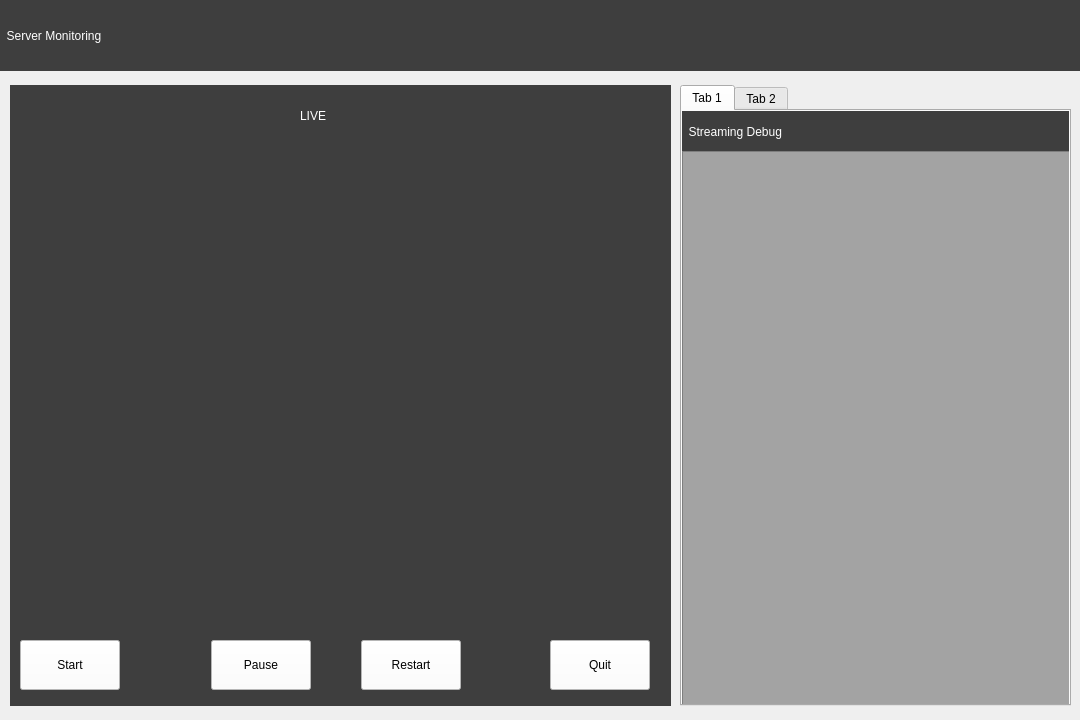
The window that highpassQ/videostream.ui (VedaHighPass/veda-qt-highpass-server) describes before a commit, drawn with Qt 5.
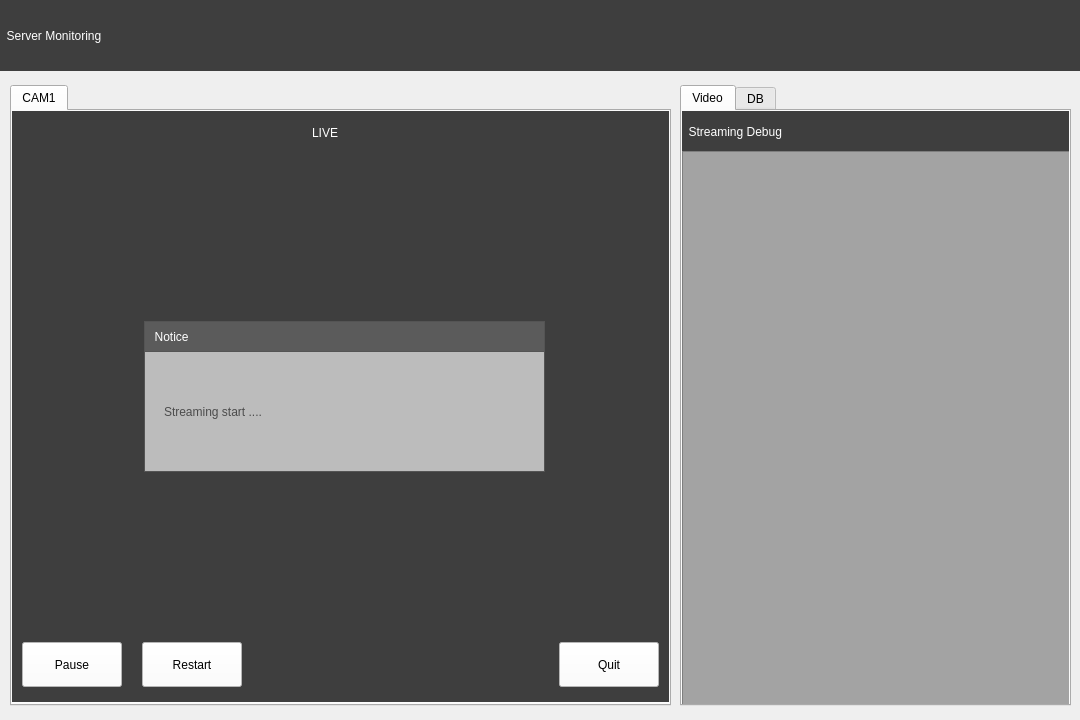
The same window after the commit. The open tabs and pages were chosen to show the change. Icons and pictures are not drawn.

```diff
--- a/highpassQ/videostream.ui
+++ b/highpassQ/videostream.ui
@@ -16,162 +16,6 @@
   <property name="styleSheet">
    <string notr="true"/>
   </property>
-  <widget class="QLabel" name="video_label">
-   <property name="geometry">
-    <rect>
-     <x>20</x>
-     <y>140</y>
-     <width>640</width>
-     <height>480</height>
-    </rect>
-   </property>
-   <property name="minimumSize">
-    <size>
-     <width>640</width>
-     <height>480</height>
-    </size>
-   </property>
-   <property name="maximumSize">
-    <size>
-     <width>640</width>
-     <height>480</height>
-    </size>
-   </property>
-   <property name="sizeIncrement">
-    <size>
-     <width>640</width>
-     <height>480</height>
-    </size>
-   </property>
-   <property name="baseSize">
-    <size>
-     <width>640</width>
-     <height>480</height>
-    </size>
-   </property>
-   <property name="styleSheet">
-    <string notr="true">background-image:url(:/images/videostreamback.png)</string>
-   </property>
-   <property name="text">
-    <string/>
-   </property>
-  </widget>
-  <widget class="QPushButton" name="startBtn">
-   <property name="geometry">
-    <rect>
-     <x>20</x>
-     <y>640</y>
-     <width>100</width>
-     <height>50</height>
-    </rect>
-   </property>
-   <property name="minimumSize">
-    <size>
-     <width>100</width>
-     <height>50</height>
-    </size>
-   </property>
-   <property name="maximumSize">
-    <size>
-     <width>100</width>
-     <height>50</height>
-    </size>
-   </property>
-   <property name="styleSheet">
-    <string notr="true">font: bold 9pt &quot;Sans Serif&quot;;
-background-color: rgb(255, 255, 255);</string>
-   </property>
-   <property name="text">
-    <string>Start</string>
-   </property>
-  </widget>
-  <widget class="QPushButton" name="pauseBtn">
-   <property name="geometry">
-    <rect>
-     <x>211</x>
-     <y>640</y>
-     <width>100</width>
-     <height>50</height>
-    </rect>
-   </property>
-   <property name="minimumSize">
-    <size>
-     <width>100</width>
-     <height>50</height>
-    </size>
-   </property>
-   <property name="maximumSize">
-    <size>
-     <width>100</width>
-     <height>50</height>
-    </size>
-   </property>
-   <property name="styleSheet">
-    <string notr="true">font: bold 9pt &quot;Sans Serif&quot;;
-background-color: rgb(255, 255, 255);</string>
-   </property>
-   <property name="text">
-    <string>Pause</string>
-   </property>
-  </widget>
-  <widget class="QPushButton" name="restartBtn">
-   <property name="geometry">
-    <rect>
-     <x>361</x>
-     <y>640</y>
-     <width>100</width>
-     <height>50</height>
-    </rect>
-   </property>
-   <property name="minimumSize">
-    <size>
-     <width>100</width>
-     <height>50</height>
-    </size>
-   </property>
-   <property name="maximumSize">
-    <size>
-     <width>100</width>
-     <height>50</height>
-    </size>
-   </property>
-   <property name="styleSheet">
-    <string notr="true">font: bold 9pt &quot;Sans Serif&quot;;
-background-color: rgb(255, 255, 255);</string>
-   </property>
-   <property name="text">
-    <string>Restart</string>
-   </property>
-  </widget>
-  <widget class="QPushButton" name="quitBtn">
-   <property name="geometry">
-    <rect>
-     <x>550</x>
-     <y>640</y>
-     <width>100</width>
-     <height>50</height>
-    </rect>
-   </property>
-   <property name="minimumSize">
-    <size>
-     <width>100</width>
-     <height>50</height>
-    </size>
-   </property>
-   <property name="maximumSize">
-    <size>
-     <width>100</width>
-     <height>50</height>
-    </size>
-   </property>
-   <property name="styleSheet">
-    <string notr="true">font: bold 9pt &quot;Sans Serif&quot;;
-background-color: rgb(255, 255, 255);</string>
-   </property>
-   <property name="text">
-    <string>Quit</string>
-   </property>
-  </widget>
   <widget class="QTabWidget" name="tabWidget">
    <property name="geometry">
     <rect>
@@ -189,7 +33,7 @@
    </property>
    <widget class="QWidget" name="video">
     <attribute name="title">
-     <string>Tab 1</string>
+     <string>Video</string>
     </attribute>
     <widget class="QLabel" name="label_2">
      <property name="geometry">
@@ -236,7 +80,7 @@
    </widget>
    <widget class="QWidget" name="DB">
     <attribute name="title">
-     <string>Tab 2</string>
+     <string>DB</string>
     </attribute>
     <widget class="QLabel" name="label">
      <property name="geometry">
@@ -385,7 +229,7 @@
     <string>  Server Monitoring</string>
    </property>
   </widget>
-  <widget class="QLabel" name="label_4">
+  <widget class="QTabWidget" name="tabWidget_2">
    <property name="geometry">
     <rect>
      <x>10</x>
@@ -394,30 +238,321 @@
      <height>621</height>
     </rect>
    </property>
-   <property name="styleSheet">
-    <string notr="true">background-color: rgb(62, 62, 62);</string>
+   <property name="currentIndex">
+    <number>0</number>
    </property>
-   <property name="text">
-    <string/>
+   <property name="movable">
+    <bool>true</bool>
    </property>
-  </widget>
-  <widget class="QLabel" name="label_5">
-   <property name="geometry">
-    <rect>
-     <x>300</x>
-     <y>100</y>
-     <width>81</width>
-     <height>31</height>
-    </rect>
-   </property>
-   <property name="styleSheet">
-    <string notr="true">color:rgb(255, 255, 255);
+   <widget class="QWidget" name="CAM1">
+    <attribute name="title">
+     <string>CAM1</string>
+    </attribute>
+    <widget class="QPushButton" name="pauseBtn">
+     <property name="geometry">
+      <rect>
+       <x>10</x>
+       <y>531</y>
+       <width>100</width>
+       <height>45</height>
+      </rect>
+     </property>
+     <property name="minimumSize">
+      <size>
+       <width>100</width>
+       <height>45</height>
+      </size>
+     </property>
+     <property name="maximumSize">
+      <size>
+       <width>100</width>
+       <height>45</height>
+      </size>
+     </property>
+     <property name="styleSheet">
+      <string notr="true">font: bold 9pt &quot;Sans Serif&quot;;
+background-color: rgb(255, 255, 255);</string>
+     </property>
+     <property name="text">
+      <string>Pause</string>
+     </property>
+     <property name="checkable">
+      <bool>false</bool>
+     </property>
+     <property name="checked">
+      <bool>false</bool>
+     </property>
+    </widget>
+    <widget class="QLabel" name="label_4">
+     <property name="geometry">
+      <rect>
+       <x>0</x>
+       <y>0</y>
+       <width>657</width>
+       <height>591</height>
+      </rect>
+     </property>
+     <property name="styleSheet">
+      <string notr="true">background-color: rgb(62, 62, 62);</string>
+     </property>
+     <property name="text">
+      <string/>
+     </property>
+    </widget>
+    <widget class="QPushButton" name="quitBtn">
+     <property name="geometry">
+      <rect>
+       <x>547</x>
+       <y>531</y>
+       <width>100</width>
+       <height>45</height>
+      </rect>
+     </property>
+     <property name="minimumSize">
+      <size>
+       <width>100</width>
+       <height>45</height>
+      </size>
+     </property>
+     <property name="maximumSize">
+      <size>
+       <width>100</width>
+       <height>45</height>
+      </size>
+     </property>
+     <property name="styleSheet">
+      <string notr="true">font: bold 9pt &quot;Sans Serif&quot;;
+background-color: rgb(255, 255, 255);</string>
+     </property>
+     <property name="text">
+      <string>Quit</string>
+     </property>
+    </widget>
+    <widget class="QLabel" name="video_label">
+     <property name="geometry">
+      <rect>
+       <x>8</x>
+       <y>41</y>
+       <width>640</width>
+       <height>480</height>
+      </rect>
+     </property>
+     <property name="minimumSize">
+      <size>
+       <width>640</width>
+       <height>480</height>
+      </size>
+     </property>
+     <property name="maximumSize">
+      <size>
+       <width>640</width>
+       <height>480</height>
+      </size>
+     </property>
+     <property name="sizeIncrement">
+      <size>
+       <width>640</width>
+       <height>480</height>
+      </size>
+     </property>
+     <property name="baseSize">
+      <size>
+       <width>640</width>
+       <height>480</height>
+      </size>
+     </property>
+     <property name="styleSheet">
+      <string notr="true">background-image:url(:/images/videostreamback.png)</string>
+     </property>
+     <property name="text">
+      <string/>
+     </property>
+    </widget>
+    <widget class="QLabel" name="label_5">
+     <property name="geometry">
+      <rect>
+       <x>300</x>
+       <y>6</y>
+       <width>81</width>
+       <height>31</height>
+      </rect>
+     </property>
+     <property name="styleSheet">
+      <string notr="true">color:rgb(255, 255, 255);
 background-color:transparent;
 font: bold 20pt &quot;Sans Serif&quot;;</string>
-   </property>
-   <property name="text">
-    <string>LIVE</string>
-   </property>
+     </property>
+     <property name="text">
+      <string>LIVE</string>
+     </property>
+    </widget>
+    <widget class="QPushButton" name="restartBtn">
+     <property name="geometry">
+      <rect>
+       <x>130</x>
+       <y>531</y>
+       <width>100</width>
+       <height>45</height>
+      </rect>
+     </property>
+     <property name="minimumSize">
+      <size>
+       <width>100</width>
+       <height>45</height>
+      </size>
+     </property>
+     <property name="maximumSize">
+      <size>
+       <width>100</width>
+       <height>45</height>
+      </size>
+     </property>
+     <property name="styleSheet">
+      <string notr="true">font: bold 9pt &quot;Sans Serif&quot;;
+background-color: rgb(255, 255, 255);</string>
+     </property>
+     <property name="text">
+      <string>Restart</string>
+     </property>
+    </widget>
+    <widget class="QWidget" name="widget" native="true">
+     <property name="geometry">
+      <rect>
+       <x>132</x>
+       <y>210</y>
+       <width>401</width>
+       <height>151</height>
+      </rect>
+     </property>
+     <property name="styleSheet">
+      <string notr="true">background-color: rgb(188, 188, 188);
+border: 1px solid rgb(84, 84, 84);
+</string>
+     </property>
+     <widget class="QLineEdit" name="lineEdit">
+      <property name="geometry">
+       <rect>
+        <x>10</x>
+        <y>90</y>
+        <width>261</width>
+        <height>31</height>
+       </rect>
+      </property>
+      <property name="styleSheet">
+       <string notr="true">background-color: rgb(255, 255, 255);
+border: 1px solid rgb(84, 84, 84);
+</string>
+      </property>
+     </widget>
+     <widget class="QPushButton" name="startBtn">
+      <property name="geometry">
+       <rect>
+        <x>290</x>
+        <y>90</y>
+        <width>100</width>
+        <height>30</height>
+       </rect>
+      </property>
+      <property name="minimumSize">
+       <size>
+        <width>100</width>
+        <height>30</height>
+       </size>
+      </property>
+      <property name="maximumSize">
+       <size>
+        <width>100</width>
+        <height>45</height>
+       </size>
+      </property>
+      <property name="styleSheet">
+       <string notr="true">font: bold 9pt &quot;Sans Serif&quot;;
+background-color: rgb(255, 255, 255);
+border: 1px solid rgb(84, 84, 84);
+</string>
+      </property>
+      <property name="text">
+       <string>Start</string>
+      </property>
+     </widget>
+     <widget class="QLabel" name="label_7">
+      <property name="geometry">
+       <rect>
+        <x>10</x>
+        <y>50</y>
+        <width>381</width>
+        <height>31</height>
+       </rect>
+      </property>
+      <property name="styleSheet">
+       <string notr="true">font: bold 13pt &quot;Sans Serif&quot;;
+color:rgb(59, 59, 59);
+border: 0px solid rgb(84, 84, 84);
+</string>
+      </property>
+      <property name="text">
+       <string>Please enter a networ URL : </string>
+      </property>
+     </widget>
+     <widget class="QLabel" name="label_8">
+      <property name="geometry">
+       <rect>
+        <x>0</x>
+        <y>0</y>
+        <width>401</width>
+        <height>31</height>
+       </rect>
+      </property>
+      <property name="styleSheet">
+       <string notr="true">color:rgb(255, 255, 255);
+font: bold 9pt &quot;Sans Serif&quot;;
+background-color: rgb(91, 91, 91);</string>
+      </property>
+      <property name="text">
+       <string>  Notice</string>
+      </property>
+     </widget>
+     <widget class="QWidget" name="widget_3" native="true">
+      <property name="enabled">
+       <bool>false</bool>
+      </property>
+      <property name="geometry">
+       <rect>
+        <x>0</x>
+        <y>30</y>
+        <width>401</width>
+        <height>121</height>
+       </rect>
+      </property>
+      <widget class="QLabel" name="label_13">
+       <property name="geometry">
+        <rect>
+         <x>20</x>
+         <y>40</y>
+         <width>201</width>
+         <height>41</height>
+        </rect>
+       </property>
+       <property name="styleSheet">
+        <string notr="true">font: bold 11pt &quot;Sans Serif&quot;;
+color:rgb(76, 76, 76);
+border: 0px solid rgb(84, 84, 84);
+</string>
+       </property>
+       <property name="text">
+        <string>Streaming start ....</string>
+       </property>
+      </widget>
+     </widget>
+    </widget>
+    <zorder>label_4</zorder>
+    <zorder>pauseBtn</zorder>
+    <zorder>quitBtn</zorder>
+    <zorder>video_label</zorder>
+    <zorder>label_5</zorder>
+    <zorder>restartBtn</zorder>
+    <zorder>widget</zorder>
+   </widget>
   </widget>
   <zorder>label_4</zorder>
   <zorder>video_label</zorder>
```
Left out of the diff: 13 changed lines with no effect on the pictures.
